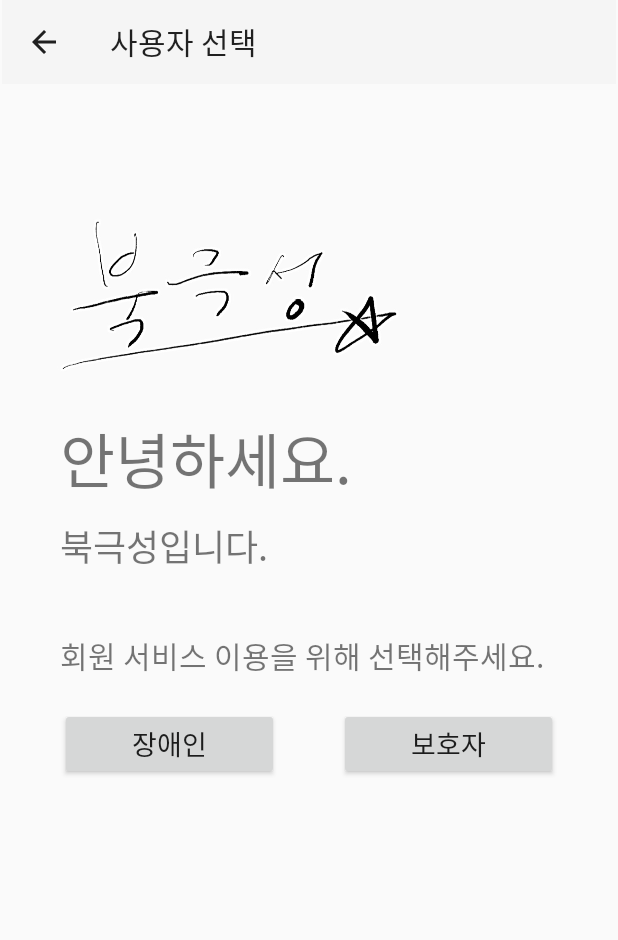
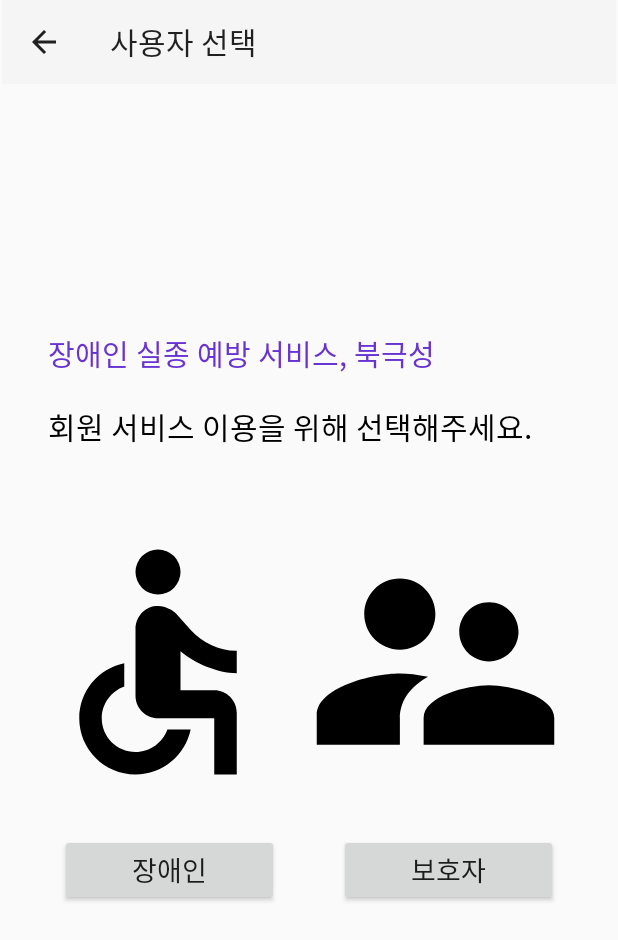
Before and after one commit to Chickweed10/polarstar-project-android-app, an Android app: the UserSelectActivity screen opened directly, with no data from a screen before it, on a phone screen of 412 x 824 dp. Shown: the top 940 px of the screen. Run offline under Robolectric (Android 15) with nearby library versions, the phone set to English and light mode, and no system bars.

Commit message:
마커 Z좌표 설정, 사용자 선택 화면 수정

```diff
--- a/PolarstarProject/app/src/main/AndroidManifest.xml
+++ b/PolarstarProject/app/src/main/AndroidManifest.xml
@@ -1,5 +1,6 @@
 <?xml version="1.0" encoding="utf-8"?>
 <manifest xmlns:android="http://schemas.android.com/apk/res/android"
+    android:hardwareAccelerated="false"
     xmlns:tools="http://schemas.android.com/tools"
     package="com.example.polarstarproject">
 
--- a/PolarstarProject/app/src/main/java/com/example/polarstarproject/RealTimeLocationActivity.java
+++ b/PolarstarProject/app/src/main/java/com/example/polarstarproject/RealTimeLocationActivity.java
@@ -389,6 +389,7 @@ public class RealTimeLocationActivity extends AppCompatActivity implements OnMap
                 }
                 myMarker = new Marker();
                 myMarker.setPosition(new LatLng(location.getLatitude(), location.getLongitude()));
+                myMarker.setZIndex(100); //Z 인덱스 설정해서 마커끼리 겹칠때 오류 방지
                 myMarker.setMap(naverMap);
 
                 if(cameraCnt == 0){ //초반 카메라 설정 (카메라 계속 따라오지 않게)
@@ -711,12 +712,16 @@ public class RealTimeLocationActivity extends AppCompatActivity implements OnMap
                 counterpartyMarker = new Marker();
                 counterpartyMarker.setPosition(counterpartyCurPoint);
                 counterpartyMarker.setIcon(MarkerIcons.LIGHTBLUE);
+                counterpartyMarker.setZIndex(0); //Z 인덱스 설정해서 마커끼리 겹칠때 오류 방지
+                counterpartyMarker.setHideCollidedMarkers(true); //마커 겹치면 숨기기
                 counterpartyMarker.setMap(mNaverMap);
             }
             else if(counterpartyMarker != null) { //마커가 존재했던 경우
                 counterpartyMarker.setMap(null); //마커삭제
                 counterpartyMarker.setPosition(counterpartyCurPoint);
                 counterpartyMarker.setIcon(MarkerIcons.LIGHTBLUE);
+                counterpartyMarker.setZIndex(0); //Z 인덱스 설정해서 마커끼리 겹칠때 오류 방지
+                counterpartyMarker.setHideCollidedMarkers(true); //마커 겹치면 숨기기
                 counterpartyMarker.setMap(mNaverMap);
             }
 
--- /dev/null
+++ b/PolarstarProject/app/src/main/res/drawable/ic_accessible_24.xml
@@ -0,0 +1,6 @@
+<vector android:autoMirrored="true" android:height="24dp"
+    android:tint="#000000" android:viewportHeight="24"
+    android:viewportWidth="24" android:width="24dp" xmlns:android="http://schemas.android.com/apk/res/android">
+    <path android:fillColor="@android:color/white" android:pathData="M12,4m-2,0a2,2 0,1 1,4 0a2,2 0,1 1,-4 0"/>
+    <path android:fillColor="@android:color/white" android:pathData="M19,13v-2c-1.54,0.02 -3.09,-0.75 -4.07,-1.83l-1.29,-1.43c-0.17,-0.19 -0.38,-0.34 -0.61,-0.45 -0.01,0 -0.01,-0.01 -0.02,-0.01L13,7.28c-0.35,-0.2 -0.75,-0.3 -1.19,-0.26C10.76,7.11 10,8.04 10,9.09L10,15c0,1.1 0.9,2 2,2h5v5h2v-5.5c0,-1.1 -0.9,-2 -2,-2h-3v-3.45c1.29,1.07 3.25,1.94 5,1.95zM12.83,18c-0.41,1.16 -1.52,2 -2.83,2 -1.66,0 -3,-1.34 -3,-3 0,-1.31 0.84,-2.41 2,-2.83L9,12.1c-2.28,0.46 -4,2.48 -4,4.9 0,2.76 2.24,5 5,5 2.42,0 4.44,-1.72 4.9,-4h-2.07z"/>
+</vector>
--- /dev/null
+++ b/PolarstarProject/app/src/main/res/drawable/ic_supervisor_account_24.xml
@@ -0,0 +1,5 @@
+<vector android:autoMirrored="true" android:height="24dp"
+    android:tint="#000000" android:viewportHeight="24"
+    android:viewportWidth="24" android:width="24dp" xmlns:android="http://schemas.android.com/apk/res/android">
+    <path android:fillColor="@android:color/white" android:pathData="M16.5,12c1.38,0 2.49,-1.12 2.49,-2.5S17.88,7 16.5,7C15.12,7 14,8.12 14,9.5s1.12,2.5 2.5,2.5zM9,11c1.66,0 2.99,-1.34 2.99,-3S10.66,5 9,5C7.34,5 6,6.34 6,8s1.34,3 3,3zM16.5,14c-1.83,0 -5.5,0.92 -5.5,2.75L11,19h11v-2.25c0,-1.83 -3.67,-2.75 -5.5,-2.75zM9,13c-2.33,0 -7,1.17 -7,3.5L2,19h7v-2.25c0,-0.85 0.33,-2.34 2.37,-3.47C10.5,13.1 9.66,13 9,13z"/>
+</vector>
--- a/PolarstarProject/app/src/main/res/layout/activity_login.xml
+++ b/PolarstarProject/app/src/main/res/layout/activity_login.xml
@@ -46,7 +46,9 @@
             android:layout_height="wrap_content"
             android:layout_marginTop="50dp"
             android:background="@drawable/login_background_edit_text"
+            android:ems="10"
             android:hint="이메일"
+            android:inputType="textEmailAddress"
             android:padding="12dp"
             android:singleLine="true"
             android:textSize="14sp" />
@@ -57,7 +59,9 @@
             android:layout_height="wrap_content"
             android:layout_marginTop="16dp"
             android:background="@drawable/login_background_edit_text"
+            android:ems="10"
             android:hint="비밀번호"
+            android:inputType="textPassword"
             android:padding="12dp"
             android:singleLine="true"
             android:textSize="14sp" />
--- a/PolarstarProject/app/src/main/res/layout/activity_user_select.xml
+++ b/PolarstarProject/app/src/main/res/layout/activity_user_select.xml
@@ -1,14 +1,11 @@
 <?xml version="1.0" encoding="utf-8"?>
-<LinearLayout xmlns:android="http://schemas.android.com/apk/res/android"
+<RelativeLayout
+    xmlns:android="http://schemas.android.com/apk/res/android"
     xmlns:app="http://schemas.android.com/apk/res-auto"
     xmlns:tools="http://schemas.android.com/tools"
     android:layout_width="match_parent"
-    android:layout_height="match_parent">
-
-    <LinearLayout
-        android:layout_width="match_parent"
     android:layout_height="match_parent"
-        android:orientation="vertical" >
+    tools:context=".UserSelectActivity">
 
     <androidx.appcompat.widget.Toolbar
         android:id="@+id/toolbar"
@@ -22,65 +19,81 @@
         app:layout_constraintStart_toStartOf="parent"
         app:layout_constraintTop_toTopOf="parent" />
 
-        <ImageView
-            android:id="@+id/imageView2"
-            android:layout_width="300dp"
-            android:layout_height="120dp"
-            android:layout_marginTop="80dp"
-            app:srcCompat="@drawable/polaris_temporarylogo" />
+
+    <LinearLayout
+        android:layout_width="match_parent"
+        android:layout_height="wrap_content"
+        android:layout_centerInParent="true"
+        android:gravity="center"
+        android:orientation="vertical">
 
         <TextView
-            android:id="@+id/textView2"
-            android:layout_width="match_parent"
-            android:layout_height="wrap_content"
-            android:layout_marginTop="20dp"
-            android:layout_marginStart="40dp"
-            android:text="안녕하세요."
-            android:textSize="40dp"/>
-
-        <TextView
-            android:id="@+id/textView8"
-            android:layout_width="match_parent"
-            android:layout_height="wrap_content"
-            android:layout_marginTop="10dp"
-            android:layout_marginStart="40dp"
-            android:textSize="24dp"
-            android:text="북극성입니다." />
+            android:layout_width="350dp"
+            android:layout_height="30dp"
+            android:layout_marginBottom="8dp"
+            android:padding="1dp"
+            android:text="장애인 실종 예방 서비스, 북극성"
+            android:textColor="#6833D1"
+            android:textSize="19sp" />
 
         <TextView
             android:id="@+id/textView11"
-            android:layout_width="match_parent"
-            android:layout_height="wrap_content"
-            android:layout_marginStart="40dp"
-            android:layout_marginTop="40dp"
+            android:layout_width="350dp"
+            android:layout_height="30dp"
+            android:layout_marginTop="10dp"
+            android:layout_marginBottom="8dp"
+            android:padding="1dp"
             android:text="회원 서비스 이용을 위해 선택해주세요."
-            android:textSize="20dp" />
+            android:textColor="#000000"
+            android:textSize="20sp" />
 
         <LinearLayout
             android:layout_width="match_parent"
             android:layout_height="match_parent"
-            android:orientation="horizontal"
-            android:layout_marginTop="20dp">
+            android:layout_marginTop="20dp"
+            android:orientation="horizontal">
+
+            <ImageView
+                android:layout_width="180dp"
+                android:layout_height="180dp"
+                android:layout_marginStart="15dp"
+                android:layout_marginTop="25dp"
+                app:srcCompat="@drawable/ic_accessible_24" />
+
+            <ImageView
+                android:layout_width="190dp"
+                android:layout_height="190dp"
+                android:layout_marginEnd="10dp"
+                android:layout_marginTop="20dp"
+                app:srcCompat="@drawable/ic_supervisor_account_24"/>
+
+        </LinearLayout>
+
+        <LinearLayout
+            android:layout_width="match_parent"
+            android:layout_height="match_parent"
+            android:layout_marginTop="20dp"
+            android:orientation="horizontal">
 
             <Button
                 android:id="@+id/btDisU"
                 android:layout_width="wrap_content"
                 android:layout_height="wrap_content"
-                android:layout_weight="1"
                 android:layout_marginStart="40dp"
                 android:layout_marginEnd="20dp"
-                android:textSize="18dp"
-                android:text="장애인" />
+                android:layout_weight="1"
+                android:text="장애인"
+                android:textSize="18dp" />
 
             <Button
                 android:id="@+id/btNonDisU"
                 android:layout_width="wrap_content"
                 android:layout_height="wrap_content"
-                android:layout_weight="1"
                 android:layout_marginStart="20dp"
                 android:layout_marginEnd="40dp"
-                android:textSize="18dp"
-                android:text="보호자" />
+                android:layout_weight="1"
+                android:text="보호자"
+                android:textSize="18dp" />
 
         </LinearLayout>
 
@@ -97,4 +110,4 @@
             app:layout_constraintVertical_bias="0.122" />
         -->
 
-</LinearLayout>
+</RelativeLayout>
```
Lines whose indentation alone changed are shown as unchanged.
